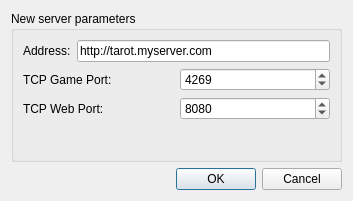
First picture: the form in src/desktop/forms/NewServerUI.ui, repository arabine/icl, before the edit.
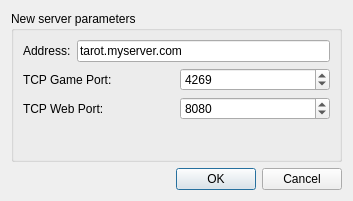
Second picture: the form after the edit.

Commit message: removed URL prefix

The edit to the form file:
```diff
--- a/src/desktop/forms/NewServerUI.ui
+++ b/src/desktop/forms/NewServerUI.ui
@@ -32,7 +32,7 @@
         <item>
          <widget class="QLineEdit" name="address">
           <property name="text">
-           <string>http://tarot.myserver.com</string>
+           <string>tarot.myserver.com</string>
           </property>
          </widget>
         </item>
```
